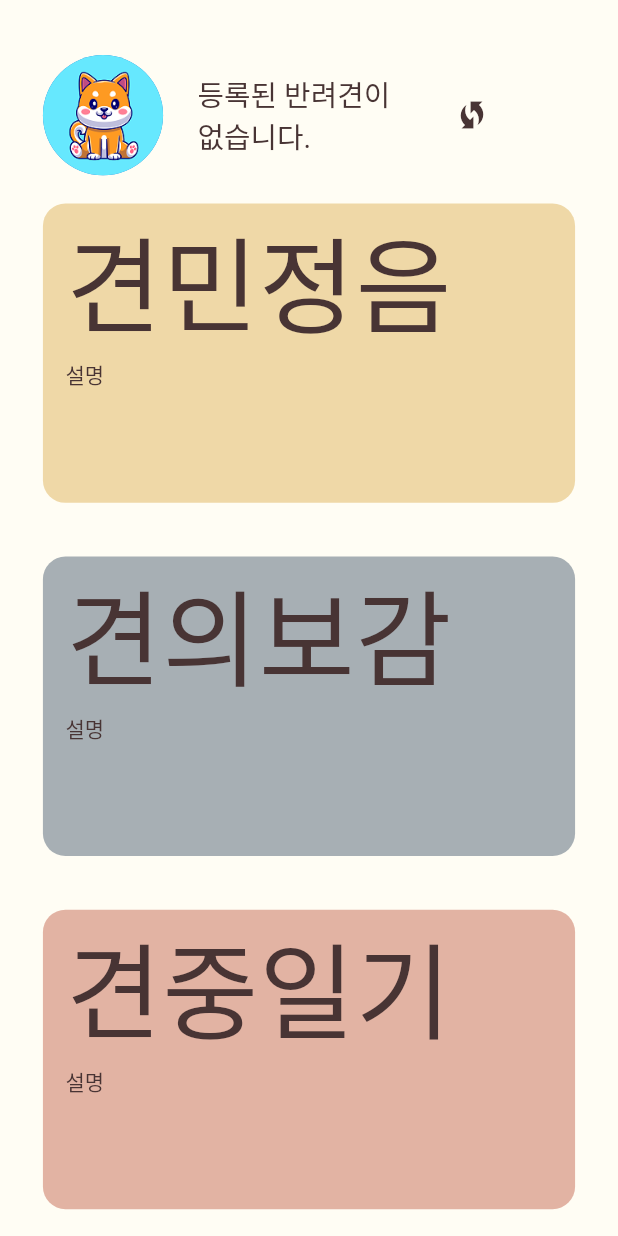
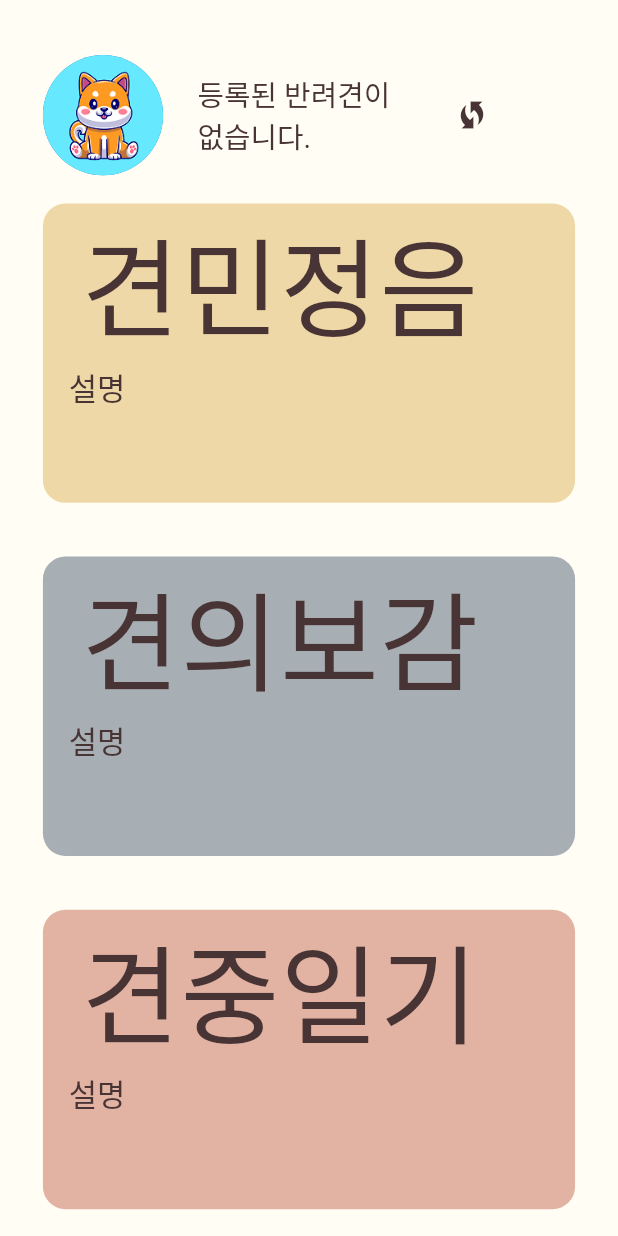
Before and after one commit to TIONBARY/GSSL, a Flutter app: the MainPage screen opened directly, on a phone screen of 412 x 824 dp. Run offline on Flutter 3.47's test engine with Material 2 defaults, Android fonts, the phone set to English and light mode, and no system bars; our stand-ins replace assets_audio_player, cached_network_image, flutter_bloc, flutter_dotenv, flutter_screenutil, flutter_secure_storage and 12 more; missing offline and left inert: http_interceptor, kakaomap_webview, snapping_sheet; accounts and stored records are empty; Roboto replaces fonts that are missing (Daehan); statements that could not run were skipped.

Commit message:
:sparkles: main_function_box.dart 반응형 수정, walk_map bottom sheet overflow 수정

```diff
--- a/FrontEnd/lib/components/main/main_function_box.dart
+++ b/FrontEnd/lib/components/main/main_function_box.dart
@@ -19,7 +19,8 @@ class function_box extends StatelessWidget {
   Widget build(BuildContext context) {
     return InkWell(
       onTap: () {
-        Navigator.push(context,
+        Navigator.push(
+          context,
           MaterialPageRoute(builder: (context) => nextPage),
         );
       },
@@ -30,7 +31,7 @@ class function_box extends StatelessWidget {
             children: [
               Flexible(
                 child: Container(
-                    width: 480,
+                  width: 480.w,
                   height: 400.h,
                   decoration: BoxDecoration(
                     borderRadius: BorderRadius.circular(15),
@@ -45,21 +46,22 @@ class function_box extends StatelessWidget {
                           crossAxisAlignment: CrossAxisAlignment.start,
                           children: [
                             Padding(
-                                padding: const EdgeInsets.fromLTRB(15, 0, 0, 0),
+                              padding: EdgeInsets.fromLTRB(22.w, 0, 0, 0),
                               child: Text(
                                 "${title}",
                                 style: TextStyle(
-                                    fontSize: 70,
+                                  fontSize: 63.sp,
                                   color: btnColor,
                                   fontFamily: "Daehan",
                                 ),
                               ),
                             ),
                             Padding(
-                                padding: const EdgeInsets.fromLTRB(15, 0, 0, 0),
+                              padding: EdgeInsets.fromLTRB(15.w, 0, 0, 0),
                               child: Text(
                                 "설명",
                                 style: TextStyle(
+                                  fontSize: 18.sp,
                                   color: btnColor,
                                   fontFamily: "Daehan",
                                 ),
--- a/FrontEnd/lib/components/user/modify_form.dart
+++ b/FrontEnd/lib/components/user/modify_form.dart
@@ -180,7 +180,7 @@ class _ModifyFormState extends State<ModifyForm> {
                 if (!RegExp(
                         r"^(?=.*[A-Za-z])(?=.*\d)(?=.*[@$!%*?&])[A-Za-z\d@$!%*?&]{8,16}$")
                     .hasMatch(text)) {
-                  return '영문과 숫자, 특수문자를 포함해 8 ~ 16자를 입력해주세요.';
+                  return '영문과 숫자, 특수문자를 포함한 8 ~ 16자';
                 }
                 return null;
               },
@@ -229,7 +229,7 @@ class _ModifyFormState extends State<ModifyForm> {
               isCollapsed: true,
               hintText: "닉네임",
               hintStyle: TextStyle(color: sColor),
-              contentPadding: EdgeInsets.fromLTRB(20.w, 13.h, 10.w, 13.h),
+              contentPadding: EdgeInsets.fromLTRB(20.w, 8.h, 10.w, 8.h),
               enabledBorder: OutlineInputBorder(
                   borderRadius: BorderRadius.all(Radius.circular(10)),
                   borderSide: BorderSide(color: Colors.white)),
```
Also changed, not shown: FrontEnd/lib/components/util/custom_dialog.dart (+10 -11 lines), FrontEnd/lib/components/walk/walk_length.dart (+4 -3 lines), FrontEnd/lib/pages/walk_map.dart (+18 -11 lines). Lines whose indentation alone changed are shown as unchanged.
